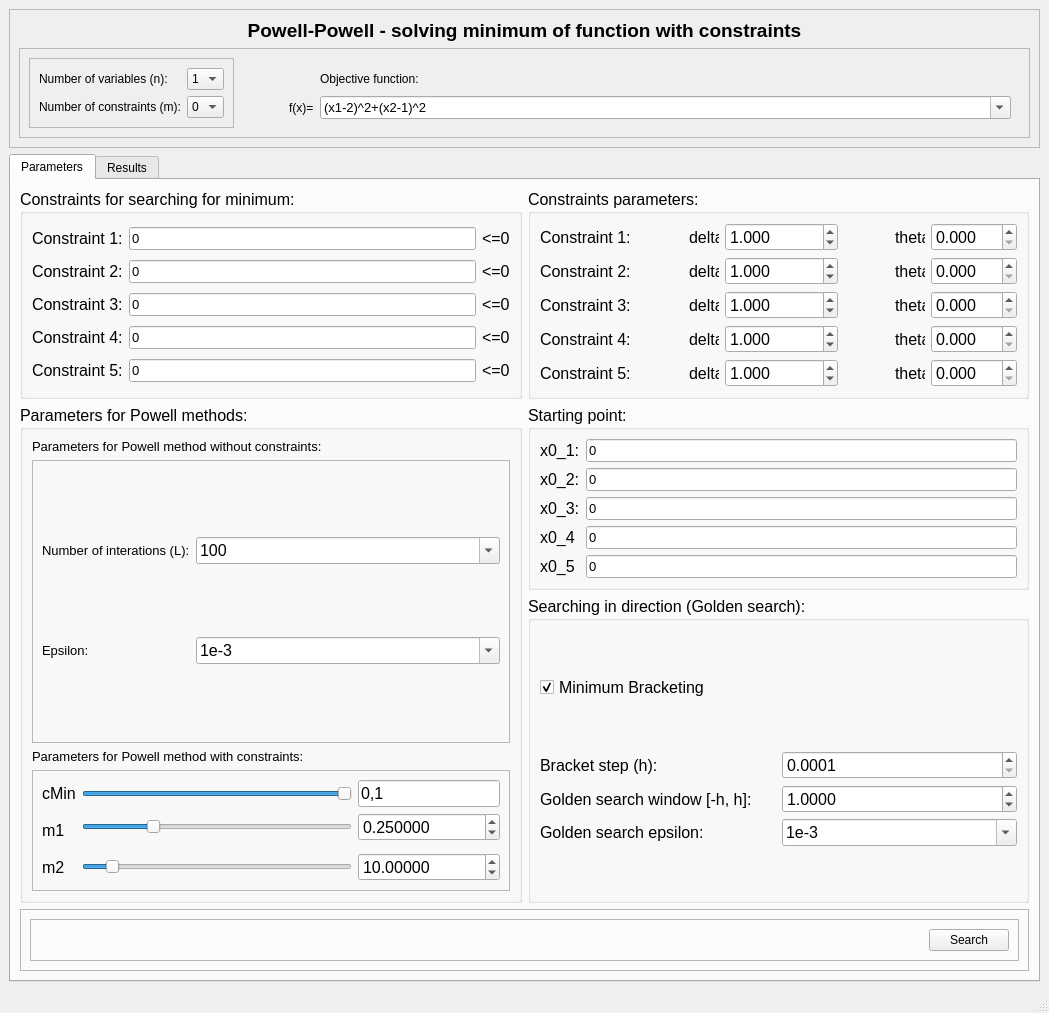
krasux/Powell_Powell_Optimization_Program, file programQt.ui: the form before one commit.
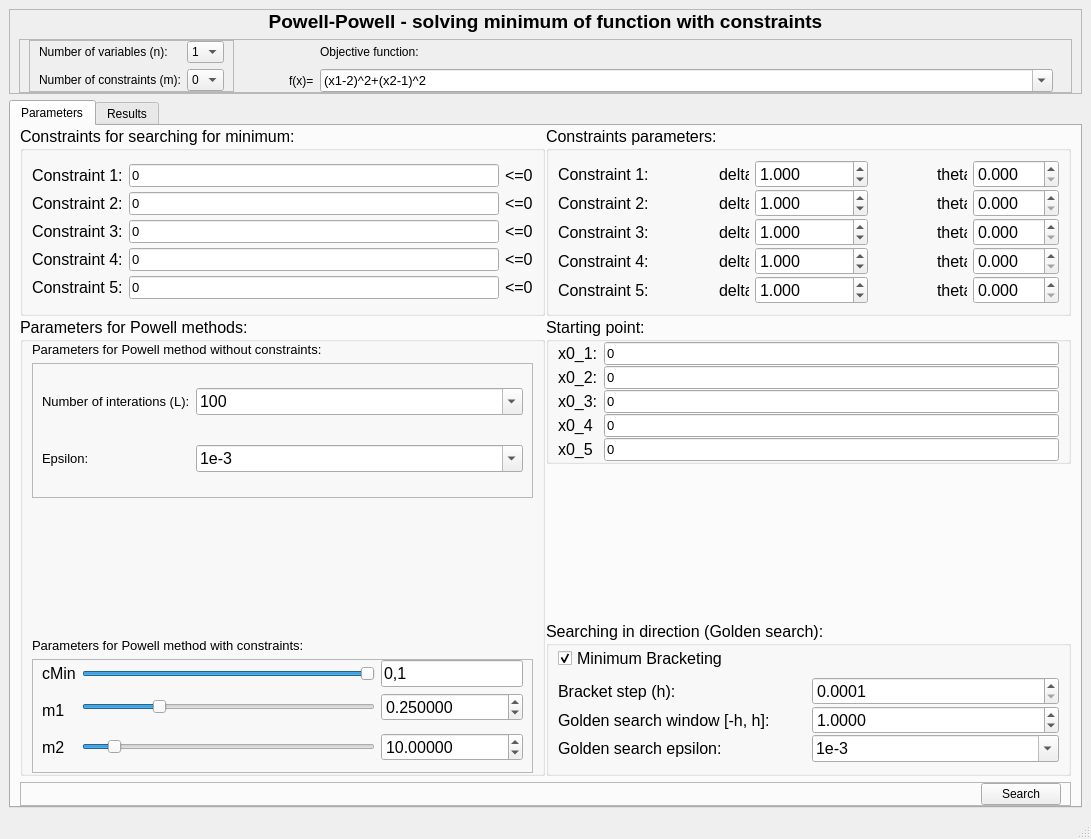
The form after the commit.

Patch:
```diff
--- a/programQt.ui
+++ b/programQt.ui
@@ -6,8 +6,8 @@
    <rect>
     <x>0</x>
     <y>0</y>
-    <width>1049</width>
-    <height>1013</height>
+    <width>1091</width>
+    <height>839</height>
    </rect>
   </property>
   <property name="windowTitle">
@@ -27,6 +27,12 @@
        <enum>QFrame::Raised</enum>
       </property>
       <layout class="QVBoxLayout" name="verticalLayout_2">
+       <property name="topMargin">
+        <number>0</number>
+       </property>
+       <property name="bottomMargin">
+        <number>0</number>
+       </property>
        <item>
         <widget class="QLabel" name="lblProgramTitle">
          <property name="text">
@@ -43,6 +49,12 @@
           <enum>QFrame::Raised</enum>
          </property>
          <layout class="QGridLayout" name="gridLayout_2">
+          <property name="topMargin">
+           <number>0</number>
+          </property>
+          <property name="bottomMargin">
+           <number>0</number>
+          </property>
           <item row="0" column="2">
            <widget class="QFrame" name="verticalFrame">
             <property name="sizePolicy">
@@ -52,6 +64,12 @@
              </sizepolicy>
             </property>
             <layout class="QGridLayout" name="gridLayout_3">
+             <property name="topMargin">
+              <number>0</number>
+             </property>
+             <property name="bottomMargin">
+              <number>0</number>
+             </property>
              <item row="0" column="1">
               <widget class="QLabel" name="lblObjFunc">
                <property name="sizePolicy">
@@ -139,6 +157,12 @@
              <enum>QFrame::Raised</enum>
             </property>
             <layout class="QGridLayout" name="gridLayout">
+             <property name="topMargin">
+              <number>0</number>
+             </property>
+             <property name="bottomMargin">
+              <number>0</number>
+             </property>
              <item row="0" column="0">
               <widget class="QLabel" name="lblVariables">
                <property name="text">
@@ -278,8 +302,17 @@
         <string>Parameters</string>
        </attribute>
        <layout class="QVBoxLayout" name="verticalLayout">
+        <property name="topMargin">
+         <number>0</number>
+        </property>
+        <property name="bottomMargin">
+         <number>0</number>
+        </property>
         <item>
          <layout class="QGridLayout" name="parameters">
+          <property name="spacing">
+           <number>1</number>
+          </property>
           <item row="1" column="0">
            <widget class="QGroupBox" name="gbParamPowell">
             <property name="font">
@@ -291,6 +324,12 @@
              <string>Parameters for Powell methods:</string>
             </property>
             <layout class="QVBoxLayout" name="verticalLayout_4">
+             <property name="topMargin">
+              <number>0</number>
+             </property>
+             <property name="bottomMargin">
+              <number>0</number>
+             </property>
              <item>
               <widget class="QLabel" name="label_5">
                <property name="text">
@@ -307,6 +346,12 @@
                 <enum>QFrame::Raised</enum>
                </property>
                <layout class="QGridLayout" name="gridLayout_6">
+                <property name="topMargin">
+                 <number>0</number>
+                </property>
+                <property name="bottomMargin">
+                 <number>0</number>
+                </property>
                 <item row="0" column="0">
                  <widget class="QLabel" name="lblMaxIterations">
                   <property name="sizePolicy">
@@ -428,6 +473,19 @@
                </layout>
               </widget>
              </item>
+             <item>
+              <spacer name="verticalSpacer_2">
+               <property name="orientation">
+                <enum>Qt::Vertical</enum>
+               </property>
+               <property name="sizeHint" stdset="0">
+                <size>
+                 <width>20</width>
+                 <height>40</height>
+                </size>
+               </property>
+              </spacer>
+             </item>
              <item>
               <widget class="QLabel" name="label_6">
                <property name="text">
@@ -444,6 +502,12 @@
                 <enum>QFrame::Raised</enum>
                </property>
                <layout class="QGridLayout" name="gridLayout_7">
+                <property name="topMargin">
+                 <number>0</number>
+                </property>
+                <property name="bottomMargin">
+                 <number>11</number>
+                </property>
                 <item row="3" column="0">
                  <widget class="QLabel" name="lblPowellConstrParamM1_2">
                   <property name="text">
@@ -611,6 +675,9 @@
              <property name="sizeConstraint">
               <enum>QLayout::SetDefaultConstraint</enum>
              </property>
+             <property name="verticalSpacing">
+              <number>1</number>
+             </property>
              <item row="4" column="0">
               <widget class="QLabel" name="lblConstraint5">
                <property name="text">
@@ -767,6 +834,9 @@
              <string>Constraints parameters:</string>
             </property>
             <layout class="QGridLayout" name="gridLayout_8">
+             <property name="verticalSpacing">
+              <number>1</number>
+             </property>
              <item row="0" column="4">
               <spacer name="horizontalSpacer_4">
                <property name="orientation">
@@ -1194,13 +1264,15 @@
                <property name="sizeConstraint">
                 <enum>QLayout::SetMinAndMaxSize</enum>
                </property>
-               <item row="4" column="0">
-                <widget class="QLabel" name="lbX0_4">
-                 <property name="text">
-                  <string>x0_4</string>
-                 </property>
-                </widget>
-               </item>
+               <property name="topMargin">
+                <number>0</number>
+               </property>
+               <property name="bottomMargin">
+                <number>0</number>
+               </property>
+               <property name="verticalSpacing">
+                <number>1</number>
+               </property>
                <item row="0" column="0">
                 <widget class="QLabel" name="lbX0_1">
                  <property name="text">
@@ -1208,10 +1280,10 @@
                  </property>
                 </widget>
                </item>
-               <item row="3" column="0">
-                <widget class="QLabel" name="lbX0_3">
+               <item row="4" column="0">
+                <widget class="QLabel" name="lbX0_4">
                  <property name="text">
-                  <string>x0_3:</string>
+                  <string>x0_4</string>
                  </property>
                 </widget>
                </item>
@@ -1228,34 +1300,10 @@
                  </property>
                 </widget>
                </item>
-               <item row="2" column="0">
-                <widget class="QLabel" name="lbX0_2">
+               <item row="3" column="0">
+                <widget class="QLabel" name="lbX0_3">
                  <property name="text">
-                  <string>x0_2:</string>
-                 </property>
-                </widget>
-               </item>
-               <item row="0" column="1">
-                <widget class="QLineEdit" name="inputX0_1">
-                 <property name="font">
-                  <font>
-                   <pointsize>10</pointsize>
-                  </font>
-                 </property>
-                 <property name="text">
-                  <string>0</string>
-                 </property>
-                </widget>
-               </item>
-               <item row="2" column="1">
-                <widget class="QLineEdit" name="inputX0_2">
-                 <property name="font">
-                  <font>
-                   <pointsize>10</pointsize>
-                  </font>
-                 </property>
-                 <property name="text">
-                  <string>0</string>
+                  <string>x0_3:</string>
                  </property>
                 </widget>
                </item>
@@ -1283,6 +1331,25 @@
                  </property>
                 </widget>
                </item>
+               <item row="2" column="0">
+                <widget class="QLabel" name="lbX0_2">
+                 <property name="text">
+                  <string>x0_2:</string>
+                 </property>
+                </widget>
+               </item>
+               <item row="2" column="1">
+                <widget class="QLineEdit" name="inputX0_2">
+                 <property name="font">
+                  <font>
+                   <pointsize>10</pointsize>
+                  </font>
+                 </property>
+                 <property name="text">
+                  <string>0</string>
+                 </property>
+                </widget>
+               </item>
                <item row="3" column="1">
                 <widget class="QLineEdit" name="inputX0_3">
                  <property name="font">
@@ -1295,9 +1362,34 @@
                  </property>
                 </widget>
                </item>
+               <item row="0" column="1">
+                <widget class="QLineEdit" name="inputX0_1">
+                 <property name="font">
+                  <font>
+                   <pointsize>10</pointsize>
+                  </font>
+                 </property>
+                 <property name="text">
+                  <string>0</string>
+                 </property>
+                </widget>
+               </item>
               </layout>
              </widget>
             </item>
+            <item>
+             <spacer name="verticalSpacer">
+              <property name="orientation">
+               <enum>Qt::Vertical</enum>
+              </property>
+              <property name="sizeHint" stdset="0">
+               <size>
+                <width>20</width>
+                <height>40</height>
+               </size>
+              </property>
+             </spacer>
+            </item>
             <item>
              <widget class="QGroupBox" name="gbSearchInDirection">
               <property name="font">
@@ -1309,6 +1401,12 @@
                <string>Searching in direction (Golden search):</string>
               </property>
               <layout class="QVBoxLayout" name="verticalLayout_9">
+               <property name="topMargin">
+                <number>0</number>
+               </property>
+               <property name="bottomMargin">
+                <number>11</number>
+               </property>
                <item>
                 <widget class="QCheckBox" name="checkBoxBracketing">
                  <property name="text">
@@ -1321,6 +1419,9 @@
                </item>
                <item>
                 <layout class="QGridLayout" name="gridLayout_9">
+                 <property name="verticalSpacing">
+                  <number>1</number>
+                 </property>
                  <item row="1" column="0">
                   <widget class="QLabel" name="lblGoldenSearchWindow">
                    <property name="text">
@@ -1471,7 +1572,7 @@
          </layout>
         </item>
         <item>
-         <widget class="QFrame" name="frameParamRight">
+         <widget class="QFrame" name="frmButtons">
           <property name="frameShape">
            <enum>QFrame::StyledPanel</enum>
           </property>
@@ -1479,15 +1580,12 @@
            <enum>QFrame::Raised</enum>
           </property>
           <layout class="QHBoxLayout" name="horizontalLayout">
-           <item>
-            <widget class="QFrame" name="frame_2">
-             <property name="frameShape">
-              <enum>QFrame::StyledPanel</enum>
-             </property>
-             <property name="frameShadow">
-              <enum>QFrame::Raised</enum>
-             </property>
-             <layout class="QHBoxLayout" name="horizontalLayout_2">
+           <property name="topMargin">
+            <number>0</number>
+           </property>
+           <property name="bottomMargin">
+            <number>0</number>
+           </property>
               <item>
                <spacer name="horizontalSpacer_2">
                 <property name="orientation">
@@ -1513,9 +1611,6 @@
            </item>
           </layout>
          </widget>
-        </item>
-       </layout>
-      </widget>
       <widget class="QWidget" name="tabResults">
        <attribute name="title">
         <string>Results</string>
@@ -1649,7 +1744,7 @@
     <rect>
      <x>0</x>
      <y>0</y>
-     <width>1049</width>
+     <width>1091</width>
      <height>26</height>
     </rect>
    </property>
```
Lines whose indentation alone changed are shown as unchanged.
